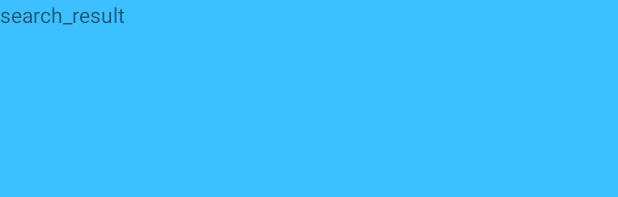
After one commit to CyberDoge/BarCodeScaner, an Android app: the layout activity_result.xml on its own in the app's theme, with its tools: preview values and no code run, on a phone screen of 412 x 824 dp. The commit adds this screen. Shown: the top 197 px of the screen. Run offline under Robolectric (Android 15) with nearby library versions, the phone set to English and light mode, and no system bars.

Commit message:
Search method add

```diff
--- /dev/null
+++ b/app/src/main/res/layout/activity_result.xml
@@ -0,0 +1,22 @@
+<?xml version="1.0" encoding="utf-8"?>
+<LinearLayout xmlns:android="http://schemas.android.com/apk/res/android"
+    android:orientation="vertical" android:layout_width="match_parent"
+    android:layout_height="match_parent">
+    <RelativeLayout xmlns:android="http://schemas.android.com/apk/res/android"
+        xmlns:tools="http://schemas.android.com/tools"
+        android:layout_width="match_parent"
+        android:layout_height="match_parent"
+        android:paddingLeft="0dp"
+        android:paddingRight="0dp"
+        android:paddingTop="0dp"
+        android:paddingBottom="0dp"
+        tools:context=".MainActivity"
+        android:background="#ff3dc0ff">
+
+        <TextView
+            android:layout_width="wrap_content"
+            android:layout_height="wrap_content"
+            android:text="search_result" />
+
+    </RelativeLayout>
+</LinearLayout>
--- /dev/null
+++ b/app/src/main/res/xml/searchable.xml
@@ -0,0 +1,4 @@
+<searchable xmlns:android="http://schemas.android.com/apk/res/android"
+    android:label="Srch"
+    android:hint="text" >
+</searchable>
```
Also changed, not shown: app/src/main/AndroidManifest.xml (+17 -0 lines), app/src/main/java/com/pganin/barcodescaner/MainActivity.java (+72 -1 lines), app/src/main/java/com/pganin/barcodescaner/SearchResultsActivity.java (added, +47 -0 lines), app/src/main/res/drawable/ic_search_lopa.xml (added, +25 -0 lines), app/src/main/res/menu/main_menu.xml (+7 -1 lines).
